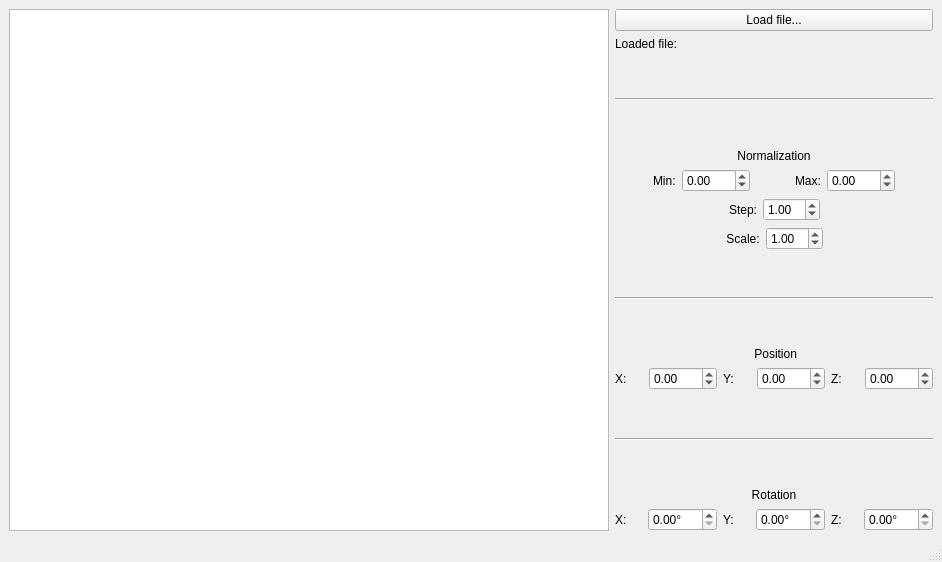
This is OOP/Lab4_SurfaceViewer/mainwindow.ui in SharkyJunior/2nd-Semester-Projects as Qt 5 draws it before an edit. The edited form follows.
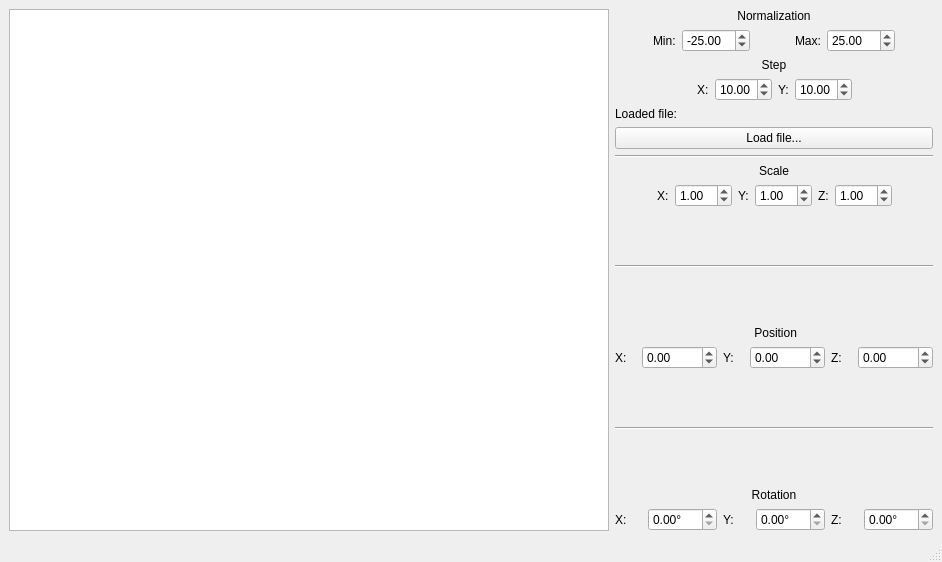
This is the edited form. Custom widgets are drawn as their Qt base class.

The edit to the form file:
```diff
--- a/OOP/Lab4_SurfaceViewer/mainwindow.ui
+++ b/OOP/Lab4_SurfaceViewer/mainwindow.ui
@@ -36,53 +36,6 @@
       <property name="sizeConstraint">
        <enum>QLayout::SizeConstraint::SetMaximumSize</enum>
       </property>
-      <item>
-       <widget class="QPushButton" name="loadFileButton">
-        <property name="text">
-         <string>Load file...</string>
-        </property>
-       </widget>
-      </item>
-      <item>
-       <widget class="QLabel" name="loadedFileLabel">
-        <property name="text">
-         <string>Loaded file:</string>
-        </property>
-       </widget>
-      </item>
-      <item>
-       <spacer name="verticalSpacer_6">
-        <property name="orientation">
-         <enum>Qt::Orientation::Vertical</enum>
-        </property>
-        <property name="sizeHint" stdset="0">
-         <size>
-          <width>20</width>
-          <height>40</height>
-         </size>
-        </property>
-       </spacer>
-      </item>
-      <item>
-       <widget class="Line" name="line">
-        <property name="orientation">
-         <enum>Qt::Orientation::Horizontal</enum>
-        </property>
-       </widget>
-      </item>
-      <item>
-       <spacer name="verticalSpacer_2">
-        <property name="orientation">
-         <enum>Qt::Orientation::Vertical</enum>
-        </property>
-        <property name="sizeHint" stdset="0">
-         <size>
-          <width>20</width>
-          <height>40</height>
-         </size>
-        </property>
-       </spacer>
-      </item>
       <item>
        <widget class="QLabel" name="label">
         <property name="text">
@@ -123,6 +76,9 @@
           <property name="maximum">
            <double>200.000000000000000</double>
           </property>
+          <property name="value">
+           <double>-25.000000000000000</double>
+          </property>
          </widget>
         </item>
         <item>
@@ -153,6 +109,9 @@
           <property name="maximum">
            <double>200.000000000000000</double>
           </property>
+          <property name="value">
+           <double>25.000000000000000</double>
+          </property>
          </widget>
         </item>
         <item>
@@ -170,6 +129,16 @@
         </item>
        </layout>
       </item>
+      <item>
+       <widget class="QLabel" name="label_4">
+        <property name="text">
+         <string>Step</string>
+        </property>
+        <property name="alignment">
+         <set>Qt::AlignmentFlag::AlignCenter</set>
+        </property>
+       </widget>
+      </item>
       <item>
        <layout class="QHBoxLayout" name="horizontalLayout_2">
         <item>
@@ -186,20 +155,43 @@
          </spacer>
         </item>
         <item>
-         <widget class="QLabel" name="label_4">
+         <widget class="QLabel" name="label_17">
           <property name="text">
-           <string>Step:</string>
+           <string>X:</string>
           </property>
          </widget>
         </item>
         <item>
-         <widget class="QDoubleSpinBox" name="stepDoubleSpinBox">
+         <widget class="QDoubleSpinBox" name="stepXSpinBox">
+          <property name="minimum">
+           <double>1.000000000000000</double>
+          </property>
           <property name="maximum">
            <double>50.000000000000000</double>
           </property>
           <property name="value">
+           <double>10.000000000000000</double>
+          </property>
+         </widget>
+        </item>
+        <item>
+         <widget class="QLabel" name="label_18">
+          <property name="text">
+           <string>Y:</string>
+          </property>
+         </widget>
+        </item>
+        <item>
+         <widget class="QDoubleSpinBox" name="stepYSpinBox">
+          <property name="minimum">
            <double>1.000000000000000</double>
           </property>
+          <property name="maximum">
+           <double>50.000000000000000</double>
+          </property>
+          <property name="value">
+           <double>10.000000000000000</double>
+          </property>
          </widget>
         </item>
         <item>
@@ -217,6 +209,37 @@
         </item>
        </layout>
       </item>
+      <item>
+       <widget class="QLabel" name="loadedFileLabel">
+        <property name="text">
+         <string>Loaded file:</string>
+        </property>
+       </widget>
+      </item>
+      <item>
+       <widget class="QPushButton" name="loadFileButton">
+        <property name="text">
+         <string>Load file...</string>
+        </property>
+       </widget>
+      </item>
+      <item>
+       <widget class="Line" name="line_4">
+        <property name="orientation">
+         <enum>Qt::Orientation::Horizontal</enum>
+        </property>
+       </widget>
+      </item>
+      <item>
+       <widget class="QLabel" name="label_13">
+        <property name="text">
+         <string>Scale</string>
+        </property>
+        <property name="alignment">
+         <set>Qt::AlignmentFlag::AlignCenter</set>
+        </property>
+       </widget>
+      </item>
       <item>
        <layout class="QHBoxLayout" name="horizontalLayout_4">
         <item>
@@ -233,17 +256,48 @@
          </spacer>
         </item>
         <item>
-         <widget class="QLabel" name="label_13">
+         <widget class="QLabel" name="label_14">
           <property name="text">
-           <string>Scale:</string>
+           <string>X:</string>
           </property>
-          <property name="alignment">
-           <set>Qt::AlignmentFlag::AlignCenter</set>
+         </widget>
+        </item>
+        <item>
+         <widget class="QDoubleSpinBox" name="scaleXSpinBox">
+          <property name="maximum">
+           <double>10.000000000000000</double>
           </property>
+          <property name="value">
+           <double>1.000000000000000</double>
+          </property>
          </widget>
         </item>
         <item>
-         <widget class="QDoubleSpinBox" name="scaleSpinBox">
+         <widget class="QLabel" name="label_15">
+          <property name="text">
+           <string>Y:</string>
+          </property>
+         </widget>
+        </item>
+        <item>
+         <widget class="QDoubleSpinBox" name="scaleYSpinBox">
+          <property name="maximum">
+           <double>10.000000000000000</double>
+          </property>
+          <property name="value">
+           <double>1.000000000000000</double>
+          </property>
+         </widget>
+        </item>
+        <item>
+         <widget class="QLabel" name="label_16">
+          <property name="text">
+           <string>Z:</string>
+          </property>
+         </widget>
+        </item>
+        <item>
+         <widget class="QDoubleSpinBox" name="scaleZSpinBox">
           <property name="maximum">
            <double>10.000000000000000</double>
           </property>
@@ -322,10 +376,10 @@
         <item>
          <widget class="QDoubleSpinBox" name="posXSpinBox">
           <property name="minimum">
-           <double>-200.000000000000000</double>
+           <double>-1000.000000000000000</double>
           </property>
           <property name="maximum">
-           <double>200.000000000000000</double>
+           <double>1000.000000000000000</double>
           </property>
          </widget>
         </item>
@@ -339,10 +393,10 @@
         <item>
          <widget class="QDoubleSpinBox" name="posYSpinBox">
           <property name="minimum">
-           <double>-200.000000000000000</double>
+           <double>-1000.000000000000000</double>
           </property>
           <property name="maximum">
-           <double>200.000000000000000</double>
+           <double>1000.000000000000000</double>
           </property>
          </widget>
         </item>
@@ -356,10 +410,10 @@
         <item>
          <widget class="QDoubleSpinBox" name="posZSpinBox">
           <property name="minimum">
-           <double>-200.000000000000000</double>
+           <double>-1000.000000000000000</double>
           </property>
           <property name="maximum">
-           <double>200.000000000000000</double>
+           <double>1000.000000000000000</double>
           </property>
          </widget>
         </item>
```
